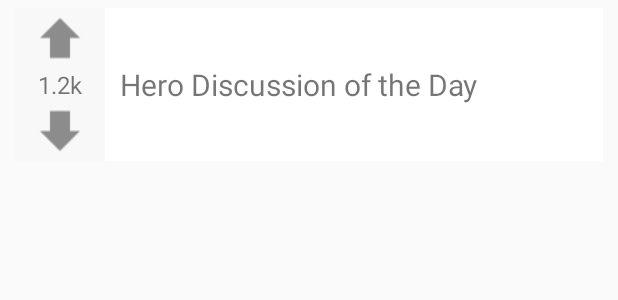
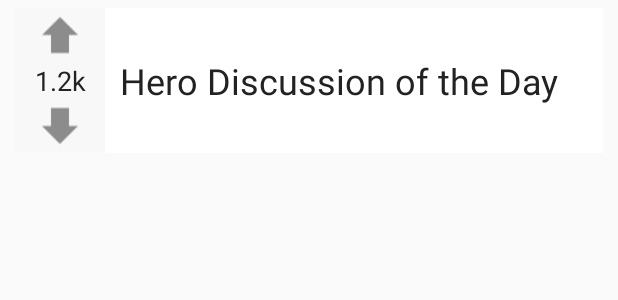
Before and after one commit to kssilvoza/DiggRedditClone, an Android app: the layout item_topic.xml on its own in the app's theme, with its tools: preview values and no code run, on a phone screen of 412 x 824 dp. Shown: the top 300 px of the screen. Run offline under Robolectric (Android 15) with nearby library versions, the phone set to English and light mode, and no system bars.

Commit message:
Minor UI changes

```diff
--- a/app/src/main/res/layout/item_topic.xml
+++ b/app/src/main/res/layout/item_topic.xml
@@ -36,6 +36,7 @@
         android:background="@color/light_gray"
         android:gravity="center_horizontal"
         android:textSize="@dimen/text_normal"
+        android:textColor="@color/dark_gray"
         app:layout_constraintLeft_toLeftOf="parent"
         app:layout_constraintRight_toRightOf="@+id/guideline"
         app:layout_constraintTop_toBottomOf="@+id/button_upvote"
@@ -63,6 +64,7 @@
         android:ellipsize="end"
         android:maxLines="2"
         android:textSize="@dimen/text_large"
+        android:textColor="@color/dark_gray"
         app:layout_constraintBottom_toBottomOf="parent"
         app:layout_constraintLeft_toLeftOf="@+id/guideline"
         app:layout_constraintRight_toRightOf="parent"
--- a/app/src/main/res/values/colors.xml
+++ b/app/src/main/res/values/colors.xml
@@ -8,4 +8,5 @@
     <color name="light_gray">#F8F8F8</color>
     <color name="light_gray_2">#DAE0E6</color>
     <color name="gray">#8C8C8C</color>
+    <color name="dark_gray">#222222</color>
 </resources>
--- a/app/src/main/res/values/dimens.xml
+++ b/app/src/main/res/values/dimens.xml
@@ -6,10 +6,10 @@
     <dimen name="spacing_small">10dp</dimen>
     <dimen name="spacing_extra_small">5dp</dimen>
 
-    <dimen name="text_large">20sp</dimen>
-    <dimen name="text_normal">16sp</dimen>
+    <dimen name="text_large">24sp</dimen>
+    <dimen name="text_normal">18sp</dimen>
     <dimen name="text_small">14sp</dimen>
 
-    <dimen name="button_height_normal">40dp</dimen>
+    <dimen name="button_height_normal">36dp</dimen>
 
 </resources>
```
